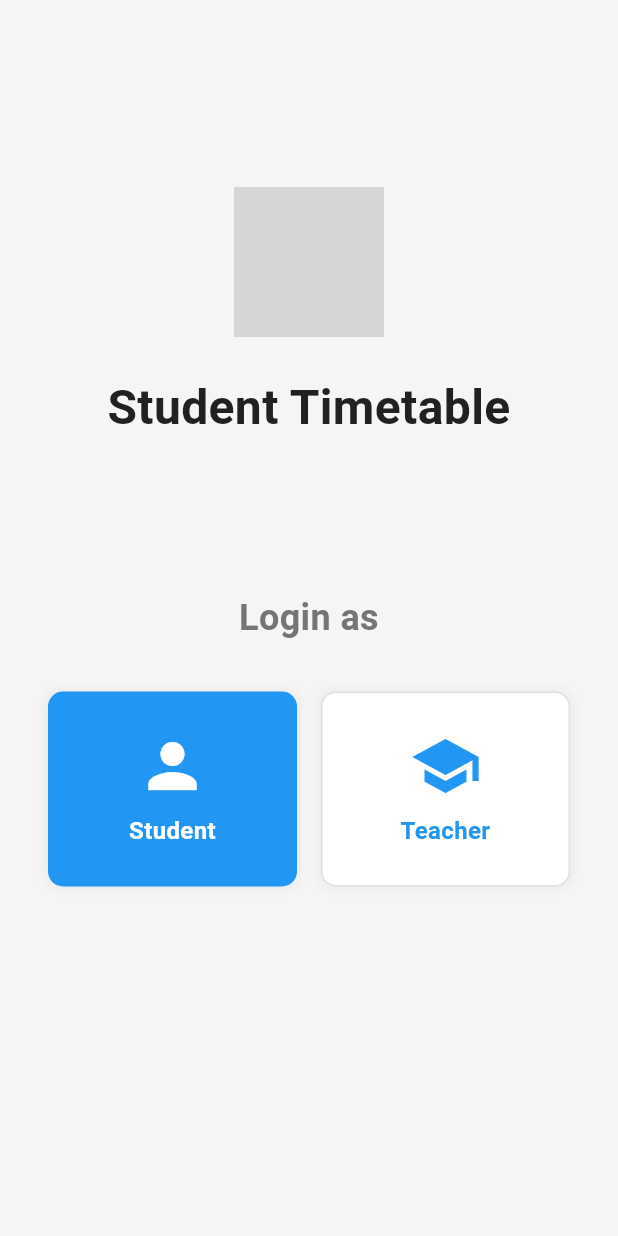
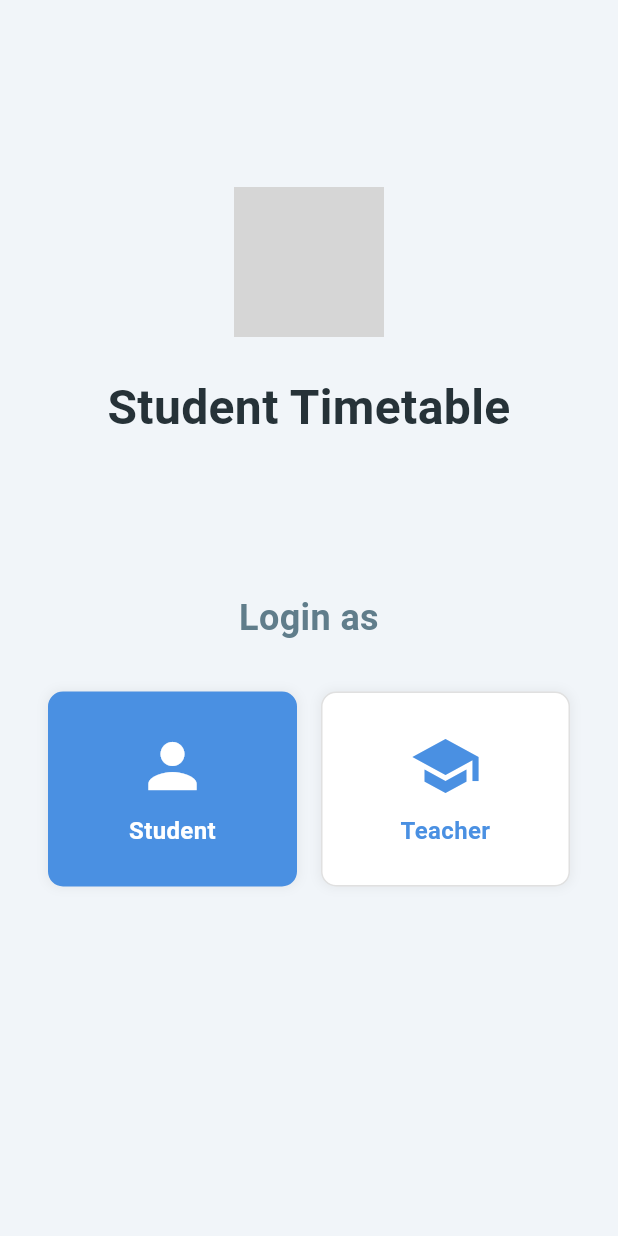
Before and after one commit to Major-project-batch-2025/Teacher_student_mobile_app, a Flutter app: the screen it shows after launch, on a phone screen of 412 x 824 dp. Run offline on Flutter 3.47's test engine with Material 3 defaults, Android fonts, the phone set to English and light mode, and no system bars; our stand-ins replace cloud_firestore, dartz, equatable, firebase_core, shared_preferences; accounts and stored records are empty; grey boxes are pictures that could not be loaded.

Commit message:
color changed

```diff
--- a/lib/core/constants.dart
+++ b/lib/core/constants.dart
@@ -5,25 +5,26 @@ import 'package:flutter/material.dart';
 
 // Colors from colors.dart
 class AppColors {
-  static const Color primary = Color(0xFF2196F3);
-  static const Color secondary = Color(0xFF03A9F4);
-  static const Color accent = Color(0xFF00BCD4);
-  static const Color background = Color(0xFFF5F5F5);
-  static const Color cardBackground = Colors.white;
-  static const Color textPrimary = Color(0xFF212121);
-  static const Color textSecondary = Color(0xFF757575);
-  static const Color divider = Color(0xFFBDBDBD);
+  static const Color primary = Color(0xFF4A90E2); // Softer blue
+  static const Color secondary = Color(0xFF50E3C2); // Soft teal green
+  static const Color accent = Color(0xFFB388FF); // Lavender accent
+  static const Color background = Color(0xFFF1F5F9); // Light muted gray-blue
+  static const Color cardBackground = Color(0xFFFDFDFE); // Very light cool off-white
+  static const Color textPrimary = Color(0xFF263238); // Dark slate instead of black
+  static const Color textSecondary = Color(0xFF607D8B); // Blue-gray
+  static const Color divider = Color(0xFFCFD8DC); // Muted divider
 
-  // Additional colors based on app design in provided images
-  static const Color darkBackground = Color(0xFF212121);
-  static const Color error = Colors.red;
-  static const Color success = Colors.green;
-  static const Color warning = Colors.orange;
-  static const Color classBlue = Color(0xFF2196F3);  // For blue class cards
-  static const Color classRed = Colors.red;          // For red class cards
-  static const Color classGreen = Colors.green;      // For green class cards
-  static const Color profileBlue = Color(0xFF2196F3); // For profile circle
+  // Additional colors based on app design
+  static const Color darkBackground = Color(0xFF37474F); // Blue-gray dark mode
+  static const Color error = Color(0xFFE53935); // Rich red
+  static const Color success = Color(0xFF43A047); // Muted green
+  static const Color warning = Color(0xFFFFA726); // Muted orange
+  static const Color classBlue = Color(0xFF42A5F5); // Mid blue for classes
+  static const Color classRed = Color(0xFFEF5350); // Soft red
+  static const Color classGreen = Color(0xFF66BB6A); // Pastel green
+  static const Color profileBlue = Color(0xFF4FC3F7); // Light blue for profile circle
 }
+
 
 // Text Styles
 class AppTextStyles {
@@ -117,7 +118,14 @@ class AppStrings {
   static const String notifications = 'Notifications';
 
   // Days of week
-  static const List<String> weekdays = ['Mon', 'Tue', 'Wed', 'Thu', 'Fri', 'Sat'];
+  static const List<String> weekdays = [
+    'Mon',
+    'Tue',
+    'Wed',
+    'Thu',
+    'Fri',
+    'Sat',
+  ];
 
   // Class Actions
   static const String cancelClass = 'Cancel Class';
--- a/lib/presentation/auth/providers/auth_provider.dart
+++ b/lib/presentation/auth/providers/auth_provider.dart
@@ -194,7 +194,7 @@ class AuthProvider extends ChangeNotifier {
           id: doc.id,
           name: data['name']?.toString() ?? 'Unknown',
           email: data['email']?.toString() ?? '',
-          employeeId: data['tId']?.toString() ?? '',  // Notice this is 'tId' in your DB, not 'employeeId'
+          employeeId: data['tId']?.toString() ?? '',
           department: data['department']?.toString() ?? 'Unknown',
           teachingAssignments: teachingAssignments,
         );
--- a/lib/presentation/teacher/screens/class_action_screen.dart
+++ b/lib/presentation/teacher/screens/class_action_screen.dart
@@ -7,7 +7,7 @@ import 'package:provider/provider.dart';
 import '../../../core/constants.dart';
 import '../../../domain/entities/class_action.dart';
 import '../../providers/timetable_provider.dart';
-import '../../../domain/entities/timetable.dart';
+// import '../../../domain/entities/timetable.dart';
 
 class ClassActionScreen extends StatelessWidget {
   final String section;
@@ -40,7 +40,7 @@ class ClassActionScreen extends StatelessWidget {
             );
           }
 
-          final actions = <ClassAction>[]; // TODO: Replace with real actions when backend is ready
+          final actions = <ClassAction>[]; // TO DO: Replace with real actions when backend is ready
 
 
           if (actions.isEmpty) {
```
